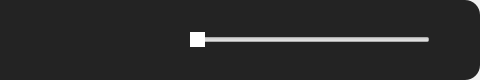
Old version of the form src/frontend/controls.ui in the repository MilanJzo/eda-mp3; both pictures show x 541 to 1021 and y 0 to 80 of the 1021 by 80 pixel window.
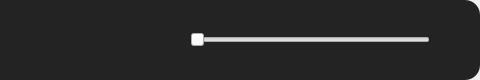
New version of the form. Icons and pictures are not drawn.

Commit message: revert slider styling to default for now

What changed in the file:
```diff
--- a/src/frontend/controls.ui
+++ b/src/frontend/controls.ui
@@ -265,10 +265,7 @@
          <item>
           <widget class="QSlider" name="progress">
            <property name="styleSheet">
-            <string notr="true">#progress::handle {
-	border-radius: 10px;
-	background-color: rgb(255, 255, 255);
-}</string>
+            <string notr="true"/>
            </property>
            <property name="orientation">
             <enum>Qt::Orientation::Horizontal</enum>
```
